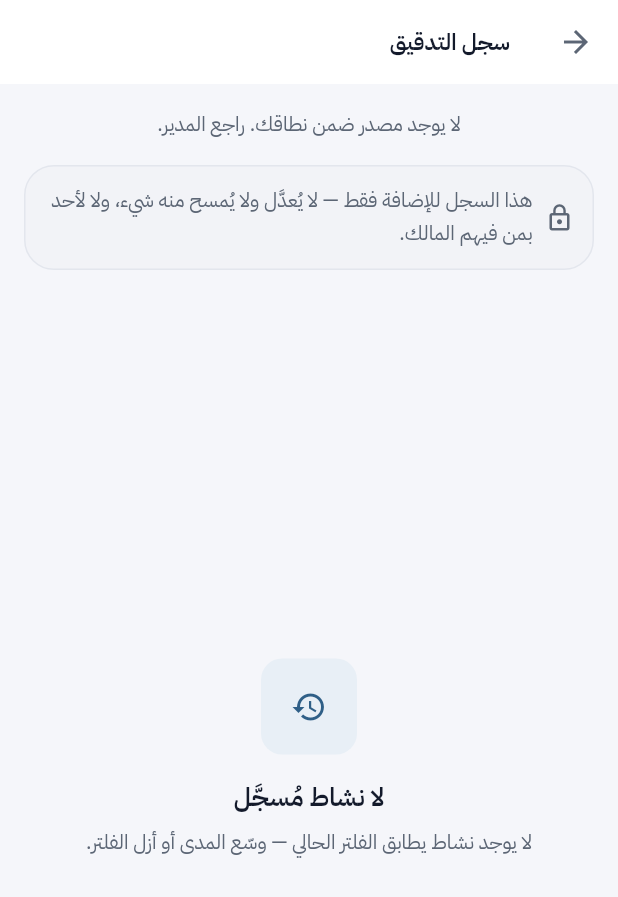
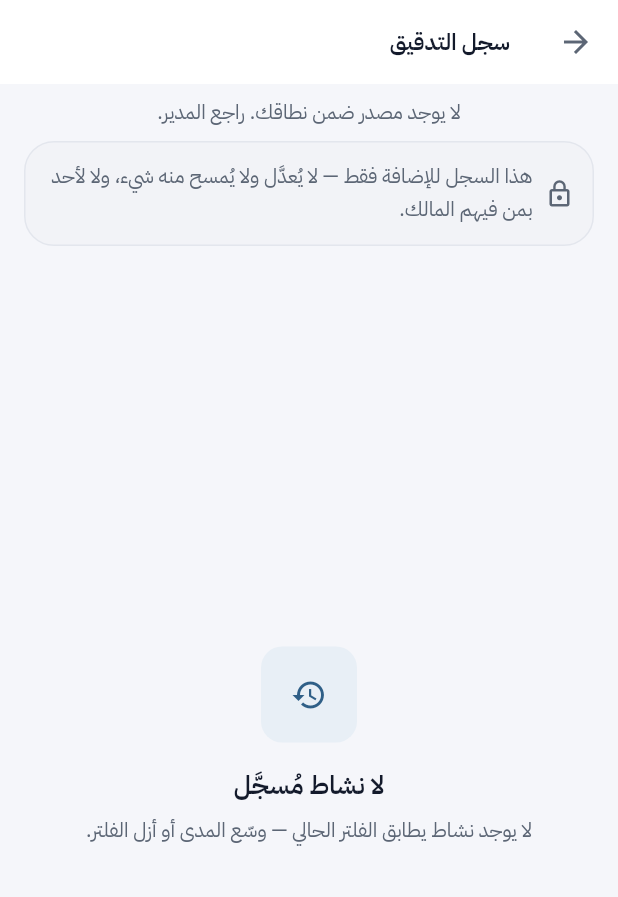
Before and after one commit to OrimindTeam/qtms, a Flutter app: the AuditLogScreen screen opened by its route, on a phone screen of 412 x 824 dp. Shown: the top 897 px of the screen. Run offline on Flutter 3.47's test engine with Material 3 defaults, Android fonts, the phone set to English and light mode, and no system bars; our stand-ins replace cloud_firestore, firebase_auth, firebase_core, flutter_riverpod, go_router; accounts and stored records are empty.

Commit message:
QtmsFilterBar + QtmsBulkActionBar — المكوّن السادس (ADR-0021 §5b)
lib/core/ui/filter_bar.dart جديد، يخدم P4 و P7 ويستبدل صياغتين محليتين:
  _PricingFilterBar (daily_pricing_screen) — padded: false داخل رأس السياق
  _FilterBar        (audit_log_screen)     — مجموعتان: المصدر ثم البُعد
  _BulkBar          (daily_pricing_screen) — العدّاد + «نسخ أسعار أمس»

★★★ وحارسُ `if (on)` صار في المكوّن مرةً واحدة — كان مكرَّراً في ثلاثة
مواضع حرفاً بحرف، وموضعٌ يسقط فيه يمسح المرشِّح بلمسةٍ ثانية.
★ ونطاقٌ فارغ صار QtmsFilterBar.notice — نصٌّ يشرح السبب لا فراغ (E-35).

الاختبارات: 7 جديدة في test/core/ui/filter_bar_test.dart
  340 تطبيق (كان 333) · 365 نطاق · 388 سحابة · 236 حماية = 1329
  analyze نظيف في الحزم الثلاث · ⛔ و firestore.rules لم تُمَسّ بحرف

التحقق الحيّ على Pixel_6_API_36:
  ✅ P4: الشرائح ملاصقةٌ لحافّة الرأس — padded: false مُثبَتٌ عياناً
  ✅ P4: ضغطُ الشريحة المحدَّدة لا يمسحها — الحارس يعمل حيّاً
  ✅ P4: التبديل يعمل وشارةُ العدّ تتبعه
  ✅ P7: المجموعتان صفّان مستقلّان والقيود تُعرَض
  ⛔ QtmsBulkActionBar لم يظهر حيّاً — لا مخزونَ اليوم فلا صفوفَ تُسعَّر
     (مُغطّى باختبارَي ودجت: العدّاد مع الإجراء وبدونه)

⛔ وكشف المحاكي عطلاً خارج نطاق الشريحة — سُجِّل DEBT-50 ولم يُعالَج:
  totalPieces يُعرَض خاماً في فرق القيد (نقصُ مدخلةٍ في _fieldLabels)

Co-Authored-By: Claude Opus 5 <noreply@anthropic.com>

```diff
--- a/lib/capabilities/oversight/presentation/audit_log_screen.dart
+++ b/lib/capabilities/oversight/presentation/audit_log_screen.dart
@@ -18,6 +18,7 @@ import 'package:qtms_domain/qtms_domain.dart';
 
 import '../../../core/design/design_tokens.dart';
 import '../../../core/messages/audit_labels.dart';
+import '../../../core/ui/filter_bar.dart';
 import '../application/audit_log_providers.dart';
 import 'audit_trail_view.dart';
 
@@ -124,67 +125,43 @@ class _FilterBar extends ConsumerWidget {
         ref.watch(auditSourceOptionsProvider);
 
     if (sources.isEmpty) {
-      return Padding(
-        padding: const EdgeInsets.all(Spacing.screenPadding),
-        child: Text(
       // ⚠️ **نطاقٌ فارغ حالةٌ حقيقية** — `E-35`: مستخدمٌ بلا مصدر.
-          'لا يوجد مصدر ضمن نطاقك. راجع المدير.',
-          style: TypeScale.bodyMd.copyWith(color: SemanticColors.textSecondary),
-        ),
+      return const QtmsFilterBar.notice(
+        message: 'لا يوجد مصدر ضمن نطاقك. راجع المدير.',
       );
     }
 
-    return Padding(
-      padding: const EdgeInsets.symmetric(
-        horizontal: Spacing.screenPadding,
-        vertical: Spacing.space8,
-      ),
-      child: Column(
-        crossAxisAlignment: CrossAxisAlignment.start,
-        children: <Widget>[
-          Wrap(
-            spacing: Spacing.space8,
-            runSpacing: Spacing.space8,
-            children: <Widget>[
+    // ★★ **وصياغتُه [QtmsFilterBar]** (§5b · `ADR-0021`) — ⛔ **ولا شريطَ
+    //    شرائحَ محليٌّ بعد اليوم** (§8 المحظور الحادي عشر).
+    return QtmsFilterBar(
+      groups: <List<QtmsFilterOption>>[
         // ★★ **والمصادر المعروضة مصادرُ نطاقه وحدها** — ⟵ **فالفلتر
         //    لا يعرض مصدراً لا تسمح القاعدة بقراءة قيوده**
         //    (`FR-M18-14` · `GR-23`).
+        <QtmsFilterOption>[
           for (final AuditSourceOption source in sources)
-                ChoiceChip(
-                  label: Text(source.label),
+            QtmsFilterOption(
+              label: source.label,
               selected: filter?.sourceId == source.sourceId,
-                  onSelected: (bool on) {
-                    if (on) controller.selectSource(source.sourceId);
-                  },
+              onSelected: () => controller.selectSource(source.sourceId),
             ),
         ],
-          ),
-          const SizedBox(height: Spacing.space8),
-          Wrap(
-            spacing: Spacing.space8,
-            runSpacing: Spacing.space8,
-            children: <Widget>[
-              ChoiceChip(
-                label: const Text('كل الأفعال'),
+        <QtmsFilterOption>[
+          QtmsFilterOption(
+            label: 'كل الأفعال',
             selected: filter?.dimension == AuditFilterDimension.none,
-                onSelected: (bool on) {
-                  if (on) controller.clearDimension();
-                },
+            onSelected: controller.clearDimension,
           ),
           // ★ **بُعد الإجراء** — الفهرس `sourceId ↑ · action ↑ · occurredAt ↓`.
           for (final AuditAction action in _filterableActions)
-                ChoiceChip(
-                  label: Text(auditActionLabel(action)),
+            QtmsFilterOption(
+              label: auditActionLabel(action),
               selected: filter?.dimension == AuditFilterDimension.action &&
                   filter?.action == action,
-                  onSelected: (bool on) {
-                    if (on) controller.byAction(action);
-                  },
+              onSelected: () => controller.byAction(action),
             ),
         ],
-          ),
       ],
-      ),
     );
   }
 }
--- /dev/null
+++ b/lib/core/ui/filter_bar.dart
@@ -0,0 +1,182 @@
+/// ★★★ **شريطُ المرشِّحات وشريطُ الإجراء الجماعي** — `MASTER.md` §5b
+/// نمطا `P4` و`P7` (`ADR-0021`).
+///
+/// ⛔⛔★★★ **والقاعدة الأولى — الإجراء الجماعي فوق الصفوف لا تحتها** (§5b `P4`
+/// البند ③): ★ **«نسخ أسعار أمس» و«نسخ صلاحيات مستخدم» يملآن الحقول** —
+/// ⟵ **وزرٌّ يملأ الحقول موضوعٌ بعدها يكتشفه المستخدم بعد أن عبّأ يدوياً**،
+/// ⛔ **فيصير النسخُ إتلافاً لعملٍ تمّ لا اختصاراً له.**
+///
+/// ⛔⛔★★★ **والقاعدة الثانية — الحشوُ من المُنادي لا من المكوّن** (`padded`):
+/// ★ **[QtmsFilterBar] يسكن تارةً داخل `QtmsContextHeader` وتارةً وحده** —
+/// ⟵ **وحشوٌ مزدوج كان يُبعده عن حافّة الرأس** (`DailyPricingScreen`).
+///
+/// ⛔⛔★★★ **والقاعدة الثالثة — حارسُ `if (on)` هنا مرةً واحدة**: ★ **ثلاثةُ
+/// مواضع كانت تكرّره حرفاً بحرف**، ⟵ **و`ChoiceChip` تنادي بـ`false` عند
+/// إلغاء التحديد**: ⛔ **وموضعٌ يسقط فيه الحارسُ يمسح المرشِّح بلمسةٍ ثانية.**
+///
+/// ⚠️⚠️ **والمكوّنان بلا نطاقٍ ولا استعلام** — ★ **يستقبلان خياراتٍ محسوبة
+/// ونصّاً جاهزاً**: ⛔ **ولا معادلة ولا عدٌّ هنا** (`ADR-0010` القاعدة 5 ·
+/// `coding-standards.md` §2.2).
+library;
+
+import 'package:flutter/material.dart';
+
+import '../design/design_tokens.dart';
+
+/// ★★ خيارُ مرشِّحٍ واحد — **نصٌّ وحالةُ تحديدٍ وفعلُ اختيار.**
+@immutable
+class QtmsFilterOption {
+  /// ينشئ الخيار.
+  const QtmsFilterOption({
+    required this.label,
+    required this.selected,
+    required this.onSelected,
+  });
+
+  /// ★ نصُّ الخيار — ⛔ **بلا مصطلح تقني** (`ui-guidelines.md` §6).
+  final String label;
+
+  /// هل هو المحدَّد حالياً.
+  final bool selected;
+
+  /// ★★ **يُنادى عند التحديد وحده** — ⛔ **ولا يُنادى عند إلغائه.**
+  ///
+  /// ⟵ **فالحارسُ في المكوّن** ⛔ **لا في كل مُنادٍ على حدة.**
+  final VoidCallback onSelected;
+}
+
+/// ★★★ شريطُ المرشِّحات — **مجموعةٌ أو أكثر من الشرائح.**
+///
+/// ★ **ويصلح لصورتيه معاً:** **مجموعةٌ واحدة** (`DailyPricingScreen`)
+/// **ومجموعتان** (`AuditLogScreen`: المصدر ثم البُعد الثانوي) —
+/// ⟵ **و[groups] هي الفارق وحدها.**
+class QtmsFilterBar extends StatelessWidget {
+  /// ينشئ الشريط.
+  const QtmsFilterBar({
+    required this.groups,
+    this.padded = true,
+    super.key,
+  }) : _notice = null;
+
+  /// ★★ صورةُ «لا مرشِّح يُعرَض» — **نصٌّ يشرح السبب** ⛔ **لا فراغ.**
+  ///
+  /// ⚠️ **ونطاقٌ فارغ حالةٌ حقيقية لا عطل** (`E-35`) — ★ **مستخدمٌ بلا مصدر.**
+  const QtmsFilterBar.notice({
+    required String message,
+    this.padded = true,
+    super.key,
+  })  : _notice = message,
+        groups = const <List<QtmsFilterOption>>[];
+
+  /// ★★ المجموعات — **كل مجموعةٍ صفُّ شرائحَ مستقل.**
+  ///
+  /// ⛔ **وبُعدٌ ثانويٌّ واحد فوق الأساسي لا اثنان** (§7).
+  final List<List<QtmsFilterOption>> groups;
+
+  /// ★★ هل يضع المكوّن حشوَ الشاشة بنفسه.
+  ///
+  /// ⛔ **و`false` حين يسكن داخل رأس السياق** — ⟵ **فالرأس يحشو.**
+  final bool padded;
+
+  final String? _notice;
+
+  @override
+  Widget build(BuildContext context) {
+    final Widget content = switch (_notice) {
+      final String message => Text(
+          message,
+          style: TypeScale.bodyMd.copyWith(color: SemanticColors.textSecondary),
+        ),
+      null => Column(
+          crossAxisAlignment: CrossAxisAlignment.start,
+          mainAxisSize: MainAxisSize.min,
+          children: <Widget>[
+            for (final (int index, List<QtmsFilterOption> group)
+                in groups.indexed) ...<Widget>[
+              if (index > 0) const SizedBox(height: Spacing.space8),
+              Wrap(
+                spacing: Spacing.space8,
+                runSpacing: Spacing.space8,
+                children: <Widget>[
+                  for (final QtmsFilterOption option in group)
+                    ChoiceChip(
+                      label: Text(option.label),
+                      selected: option.selected,
+                      // ★★★ **الحارسُ هنا مرةً واحدة** — ⛔ **لا في كل مُنادٍ.**
+                      onSelected: (bool on) {
+                        if (on) option.onSelected();
+                      },
+                    ),
+                ],
+              ),
+            ],
+          ],
+        ),
+    };
+
+    if (!padded) return content;
+    return Padding(
+      padding: const EdgeInsetsDirectional.symmetric(
+        horizontal: Spacing.screenPadding,
+        vertical: Spacing.space8,
+      ),
+      child: content,
+    );
+  }
+}
+
+/// ★★★ شريطُ الإجراء الجماعي — §5b `P4` البند ③.
+///
+/// ⛔⛔★★★ **وموضعُه فوق الصفوف** — ★ **والمُنادي هو من يضعه**، ⟵ **والمكوّن
+/// يحمل الحدَّ السفلي الفاصل** ⛔ **فلا يلتبس بأوّل صفّ.**
+///
+/// ★★ **و[headline] هو «الملخّصُ الحيُّ للأثر»** الذي يفرضه §5 على نمط
+/// الإدخال — ⟵ **«سُعِّر 3 من 12»**: ⛔ **وغيابُه يترك المستخدم يعدّ بعينه.**
+class QtmsBulkActionBar extends StatelessWidget {
+  /// ينشئ الشريط.
+  const QtmsBulkActionBar({
+    required this.headline,
+    this.action,
+    super.key,
+  });
+
+  /// ★★ العدّادُ الحيّ — **أرقامٌ لاتينية** (`AM-003`) ⛔ **بلا مصطلح تقني.**
+  final String headline;
+
+  /// ★ الإجراءُ الجماعي — و`null` تعني **عدّاداً بلا إجراء.**
+  ///
+  /// ⚠️ **ويُخفيه المُنادي إن كان لا يفعل شيئاً** — ⟵ **فزرٌّ عاطل أسوأ من
+  /// غيابه**، ⛔ **ولا يُعرَض مُعطَّلاً بلا تفسير.**
+  final Widget? action;
+
+  @override
+  Widget build(BuildContext context) => DecoratedBox(
+        decoration: const BoxDecoration(
+          color: SemanticColors.surfaceSunken,
+          border: BorderDirectional(
+            bottom: BorderSide(
+              color: SemanticColors.border,
+              width: Sizes.borderWidth,
+            ),
+          ),
+        ),
+        child: Padding(
+          padding: const EdgeInsetsDirectional.symmetric(
+            horizontal: Spacing.screenPadding,
+            vertical: Spacing.space8,
+          ),
+          child: Row(
+            children: <Widget>[
+              Expanded(
+                child: Text(
+                  headline,
+                  style: TypeScale.bodyMd
+                      .copyWith(color: SemanticColors.textSecondary),
+                ),
+              ),
+              if (action case final Widget widget) widget,
+            ],
+          ),
+        ),
+      );
+}
```
Also changed, not shown: lib/capabilities/inventory/presentation/daily_pricing_screen.dart (+22 -43 lines), 2 other files. Lines whose indentation alone changed are shown as unchanged.
